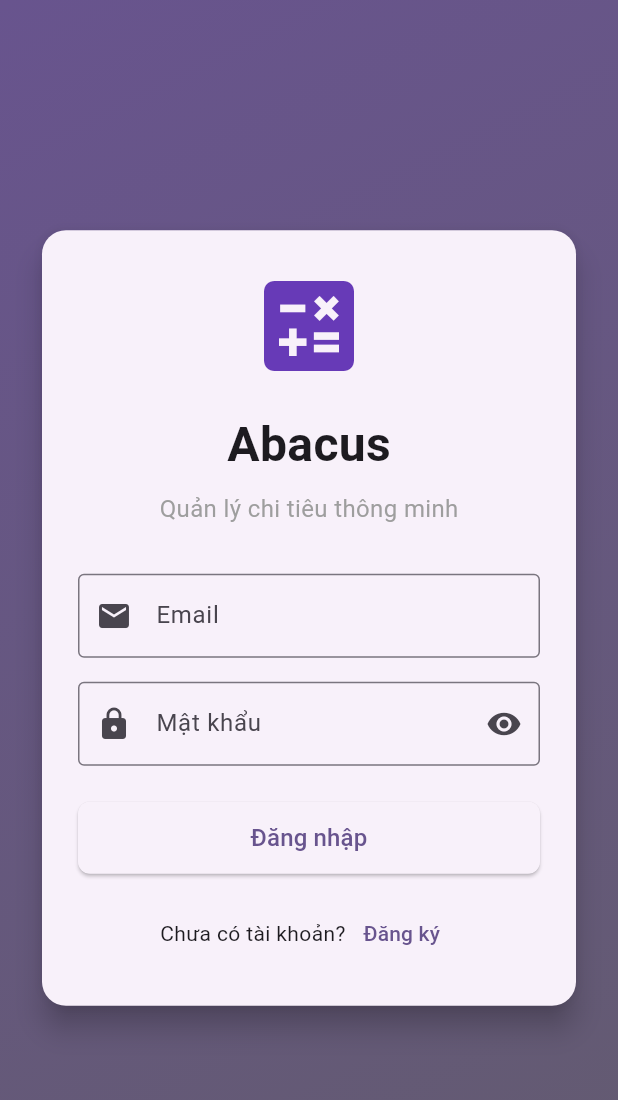
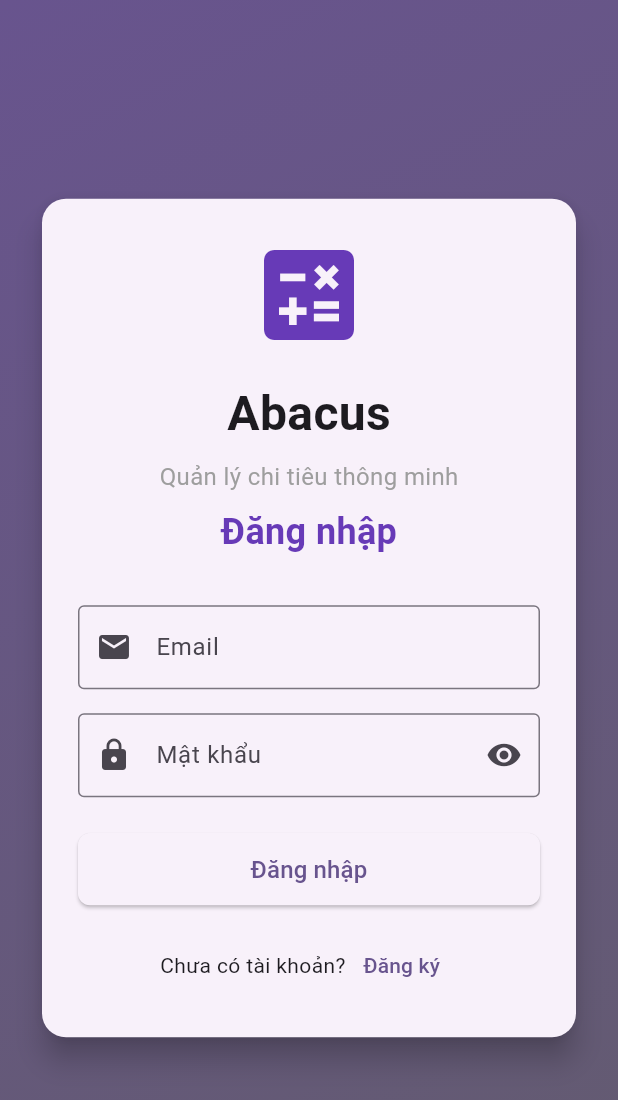
Before and after one commit to AndrewNguyenITVN/Abacus, a Flutter app: the LoginScreen screen opened directly, on a phone screen of 412 x 824 dp. Shown: the top 1100 px of the screen. Run offline on Flutter 3.47's test engine with Material 3 defaults, Android fonts, the phone set to English and light mode, and no system bars.

Commit message:
style: add sign in text

```diff
--- a/lib/ui/auth/login_screen.dart
+++ b/lib/ui/auth/login_screen.dart
@@ -84,7 +84,15 @@ class _LoginScreenState extends State<LoginScreen> {
                             color: Colors.grey,
                           ),
                         ),
-
+                        const SizedBox(height: 8),
+                        const Text(
+                          'Đăng nhập',
+                          style: TextStyle(
+                            fontSize: 24,
+                            color: Colors.deepPurple,
+                            fontWeight: FontWeight.bold,
+                          ),
+                        ),
                         const SizedBox(height: 32),
                         TextFormField(
                           controller: _emailController,
```
